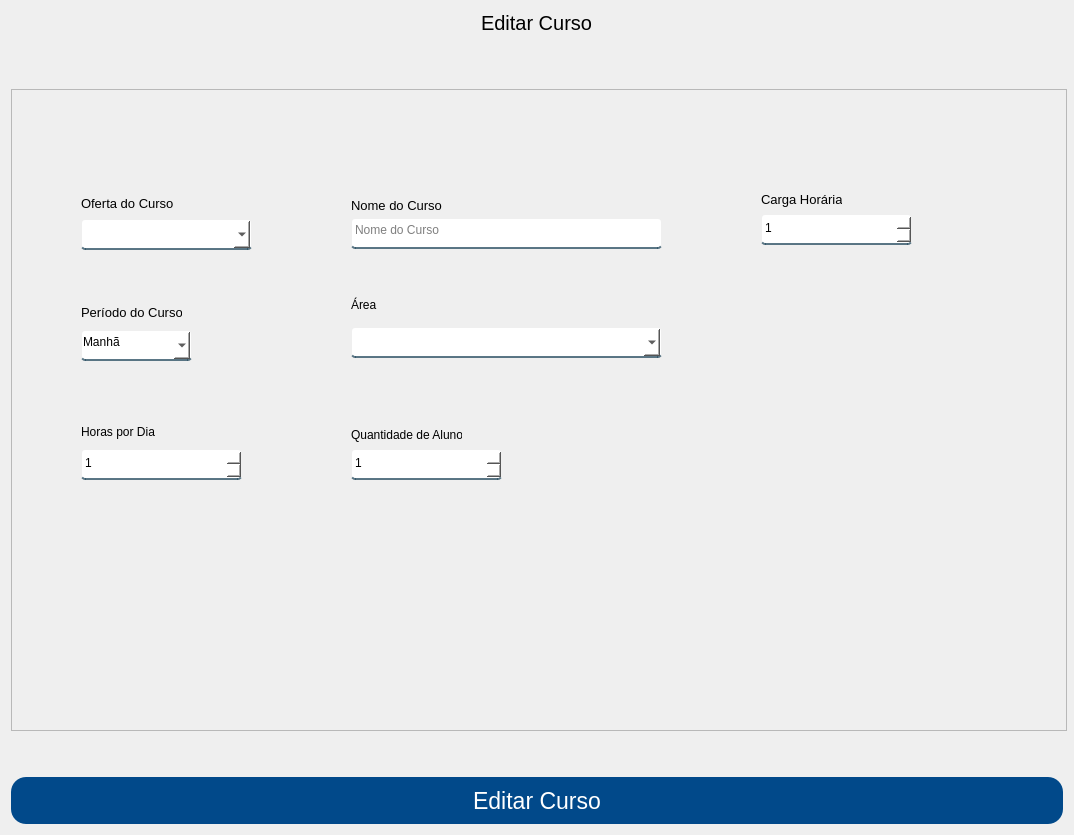
Old version of the form App/view/ui/editarCurso.ui in the repository Senac-SOR-ADS/Mapa-de-Sala.
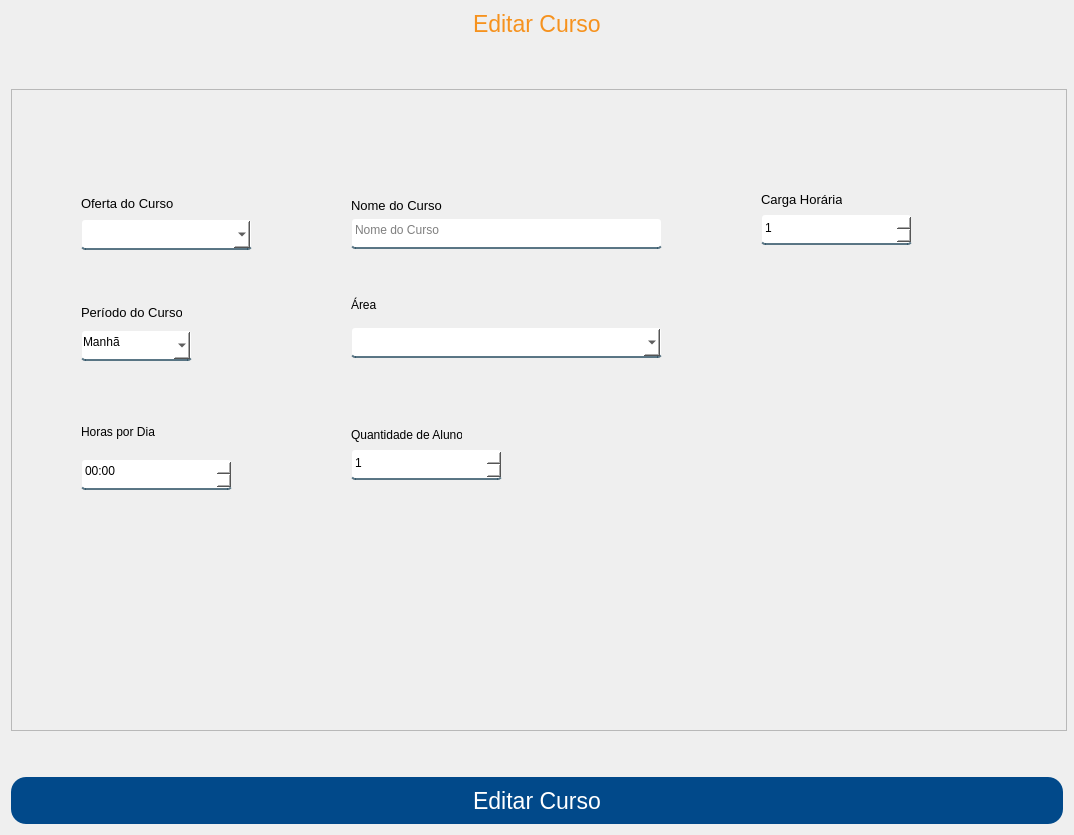
New version of the form.

Commit message:
Alteração nas telas de editar e cadastros
Alterações feitas nas telas de editar e cadastro. Troca feita na tela de editar curso e curso.py da pasta controller para corresponder a issues #180

Patch:
```diff
--- a/App/view/ui/editarCurso.ui
+++ b/App/view/ui/editarCurso.ui
@@ -26,7 +26,7 @@
    <string>Form</string>
   </property>
   <property name="styleSheet">
-   <string notr="true">QLineEdit, QComboBox, QSpinBox {
+   <string notr="true">QLineEdit, QComboBox, QSpinBox, QDateTimeEdit {
 	background-color: white;
 	border:2px solid rgba(0,0,0,0);
 	border-radius: 4px;
@@ -53,15 +53,17 @@
 #respostaCadastroIncompleto {
 	color: red;
 }
-
+#titulo {
+	color: #f6921e;
+}
 </string>
   </property>
   <layout class="QVBoxLayout" name="verticalLayout">
    <item alignment="Qt::AlignHCenter|Qt::AlignTop">
-    <widget class="QLabel" name="label">
+    <widget class="QLabel" name="titulo">
      <property name="font">
       <font>
-       <pointsize>15</pointsize>
+       <pointsize>17</pointsize>
       </font>
      </property>
      <property name="text">
@@ -289,7 +291,7 @@
        <cursorShape>PointingHandCursor</cursorShape>
       </property>
       <property name="editable">
-       <bool>true</bool>
+       <bool>false</bool>
       </property>
      </widget>
      <widget class="QSpinBox" name="quantidadeAlunos">
@@ -333,26 +335,27 @@
        <number>3000</number>
       </property>
      </widget>
-     <widget class="QSpinBox" name="horasPorDia">
+     <widget class="QDateTimeEdit" name="horasPorDia">
       <property name="geometry">
        <rect>
         <x>70</x>
-        <y>360</y>
-        <width>161</width>
+        <y>370</y>
+        <width>151</width>
         <height>31</height>
        </rect>
       </property>
-      <property name="cursor">
-       <cursorShape>PointingHandCursor</cursorShape>
+      <property name="time">
+       <time>
+        <hour>0</hour>
+        <minute>0</minute>
+        <second>0</second>
+       </time>
       </property>
-      <property name="alignment">
-       <set>Qt::AlignBottom|Qt::AlignLeading|Qt::AlignLeft</set>
+      <property name="displayFormat">
+       <string>HH:mm</string>
       </property>
-      <property name="minimum">
-       <number>1</number>
-      </property>
-      <property name="maximum">
-       <number>24</number>
+      <property name="timeSpec">
+       <enum>Qt::LocalTime</enum>
       </property>
      </widget>
     </widget>
```
Left out of the diff: 1 changed line with no effect on the pictures. The commit also changes 9 other files.
